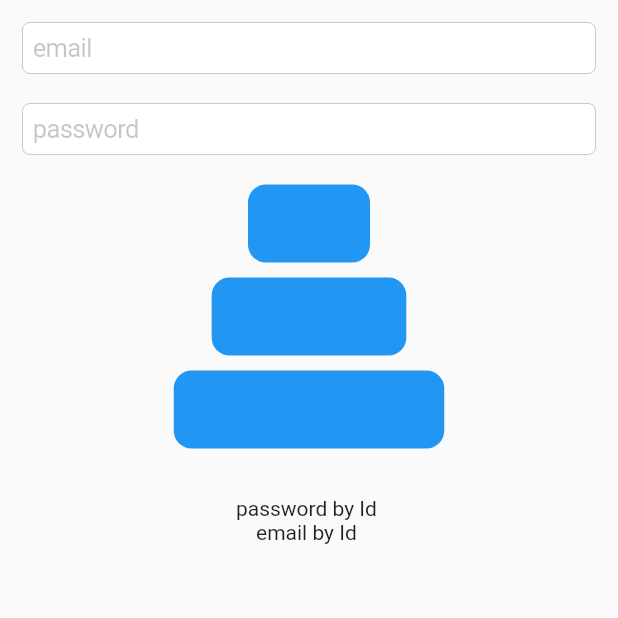
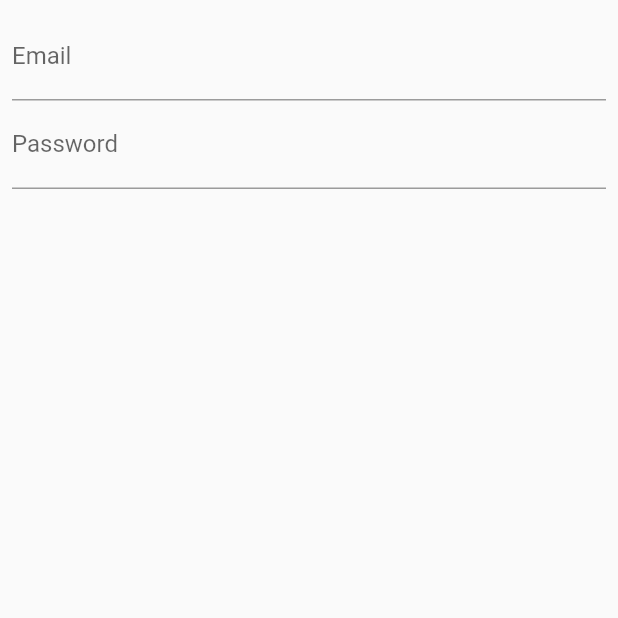
Before and after one commit to darwin-morocho/flutter-meedu, a Flutter app: the LoginPage screen opened directly, on a phone screen of 412 x 824 dp, the top half of it. Run offline on Flutter 3.47's test engine with Material 2 defaults, Android fonts, the phone set to English and light mode, and no system bars; our stand-ins replace dio, equatable, video_player; missing offline and left inert: dart:html.

Commit message:
updated docs

```diff
--- /dev/null
+++ b/packages/flutter_meedu/example/lib/controllers/login_controller.dart
@@ -0,0 +1,38 @@
+import 'package:equatable/equatable.dart';
+import 'package:flutter_meedu/meedu.dart';
+
+class LoginController extends StateNotifier<LoginState> {
+  // you need pass an inital state using super
+  LoginController() : super(LoginState.initialState);
+
+  void onEmailChanged(String email) {
+    state = state.copyWith(email: email);
+  }
+
+  void onPasswordChanged(String password) {
+    state = state.copyWith(password: password);
+  }
+}
+
+class LoginState extends Equatable {
+  final String email, password;
+  LoginState({
+    required this.email,
+    required this.password,
+  });
+
+  static LoginState get initialState => LoginState(email: '', password: '');
+
+  LoginState copyWith({
+    String? email,
+    String? password,
+  }) {
+    return LoginState(
+      email: email ?? this.email,
+      password: password ?? this.password,
+    );
+  }
+
+  @override
+  List<Object?> get props => [email, password];
+}
--- a/packages/flutter_meedu/example/lib/main.dart
+++ b/packages/flutter_meedu/example/lib/main.dart
@@ -4,8 +4,11 @@ import 'package:flutter_meedu/router.dart' as router;
 import 'package:flutter_meedu/state.dart';
 import 'package:meedu_example/pages/example_page.dart';
 import 'package:meedu_example/pages/without_provider_widget/counter_page.dart';
+import 'package:meedu_example/pages/without_provider_widget/login_page.dart';
 import 'package:meedu_example/routes/pages.dart';
 import 'package:meedu_example/routes/routes.dart';
+
+import 'pages/rx_page.dart';
 
 void main() {
   WidgetsFlutterBinding.ensureInitialized();
@@ -27,7 +30,7 @@ class MyApp extends StatelessWidget {
           theme: ThemeData.light(),
           darkTheme: ThemeData.dark(),
           // initialRoute: Routes.MENU,
-          home: CounterPage(),
+          home: RxPage(),
           navigatorObservers: [
             router.observer,
           ],
--- a/packages/flutter_meedu/example/lib/pages/login/login_controller.dart
+++ /dev/null
@@ -1,27 +0,0 @@
-import 'package:flutter_meedu/meedu.dart';
-
-class LoginController extends SimpleNotifier {
-  String _email = '', _password = '';
-  String get email => _email;
-  String get password => _password;
-
-  void onEmailChanged(String text) {
-    _email = text;
-    notify(['email']);
-  }
-
-  void onPasswordChanged(String text) {
-    _password = text;
-    notify(['password']);
-  }
-
-  Future<void> submit() {
-    return Future.delayed(Duration(milliseconds: 100));
-  }
-
-  @override
-  void onDispose() {
-    print("LoginController disposed");
-    super.onDispose();
-  }
-}
--- a/packages/flutter_meedu/example/lib/pages/login/login_page.dart
+++ /dev/null
@@ -1,102 +0,0 @@
-import 'package:flutter/cupertino.dart';
-import 'package:flutter/material.dart';
-import 'package:flutter_meedu/router.dart' as router;
-import 'package:flutter_meedu/state.dart';
-import 'package:meedu_example/routes/routes.dart';
-import 'login_controller.dart';
-import 'login_provider.dart';
-
-class LoginPage extends StatelessWidget {
-  @override
-  Widget build(BuildContext context) {
-    final controller = loginProvider.read;
-    return Scaffold(
-      body: SafeArea(
-        child: Container(
-          width: double.infinity,
-          height: double.infinity,
-          padding: EdgeInsets.all(15),
-          child: Column(
-            children: [
-              CupertinoTextField(
-                placeholder: "email",
-                onChanged: controller.onEmailChanged,
-              ),
-              SizedBox(height: 20),
-              CupertinoTextField(
-                placeholder: "password",
-                onChanged: controller.onPasswordChanged,
-              ),
-              SizedBox(height: 20),
-              CupertinoButton(
-                color: Colors.blue,
-                child: Text("SEND"),
-                onPressed: () async {
-                  await controller.submit();
-                  router.pushNamed(
-                    Routes.HOME,
-                    arguments: DateTime.now(),
-                  );
-                  // final route = MaterialPageRoute(builder: (_) => HomePage());
-                  // Navigator.push(context, route);
-                },
-              ),
-              SizedBox(
-                height: 10,
-              ),
-              CupertinoButton(
-                color: Colors.blue,
-                child: Text("GO TO TABS"),
-                onPressed: () async {
-                  router.pushNamed(Routes.TABS);
-                },
-              ),
-              SizedBox(
-                height: 10,
-              ),
-              CupertinoButton(
-                color: Colors.blue,
-                child: Text("GO TO VIDEO PAGE"),
-                onPressed: () async {
-                  router.pushNamed(Routes.VIDEO);
-                },
-              ),
-              Consumer(builder: (_, watch, ___) {
-                print("email");
-                final email = watch<LoginController, String>(
-                  loginProvider,
-                  WatchFilter(select: (_) => _.email),
-                ).email;
-                return Text(email);
-              }),
-              Consumer(builder: (_, watch, ___) {
-                print("password");
-                final password = watch<LoginController, String>(
-                  loginProvider,
-                  WatchFilter(select: (_) => _.password),
-                ).password;
-                return Text(password);
-              }),
-              Consumer(builder: (_, watch, ___) {
-                print("password by id");
-                final password = watch(
-                  loginProvider,
-                  WatchFilter(ids: ['password']),
-                ).password;
-                return Text("password by Id $password");
-              }),
-              Consumer(builder: (_, watch, ___) {
-                print("email by id");
-                final email = watch(
-                  loginProvider,
-                  WatchFilter(ids: ['email']),
-                ).email;
-                return Text("email by Id $email");
-              }),
-            ],
-          ),
-        ),
-      ),
-    );
-  }
-}
--- a/packages/flutter_meedu/example/lib/pages/login/login_provider.dart
+++ /dev/null
@@ -1,8 +0,0 @@
-import 'package:flutter_meedu/meedu.dart';
-import 'package:meedu_example/pages/login/login_controller.dart';
-
-final loginProvider = SimpleProvider<LoginController>(
-  (_) {
-    return LoginController();
-  },
-);
--- /dev/null
+++ b/packages/flutter_meedu/example/lib/pages/without_provider_widget/login_page.dart
@@ -0,0 +1,51 @@
+import 'package:flutter/material.dart';
+import 'package:flutter_meedu/flutter_meedu.dart';
+import 'package:meedu_example/controllers/login_controller.dart';
+
+final loginProvider = StateProvider<LoginController, LoginState>(
+  (_) => LoginController(),
+);
+
+class LoginPage extends StatelessWidget {
+  const LoginPage({Key? key}) : super(key: key);
+
+  @override
+  Widget build(BuildContext context) {
+    return Scaffold(
+      body: SafeArea(
+        child: Padding(
+          padding: const EdgeInsets.all(8.0),
+          child: Column(
+            children: [
+              TextField(
+                onChanged: loginProvider.read.onEmailChanged,
+                decoration: InputDecoration(
+                  labelText: "Email",
+                ),
+              ),
+              TextField(
+                onChanged: loginProvider.read.onPasswordChanged,
+                decoration: InputDecoration(
+                  labelText: "Password",
+                ),
+              ),
+              SizedBox(height: 30),
+              Consumer(
+                builder: (_, watch, __) {
+                  final email = watch<LoginController, LoginState>(
+                    loginProvider,
+                    WatchFilter(
+                      when: (prev, current) => prev.email != current.email,
+                    ),
+                  ).state.email;
+
+                  return Text(email);
+                },
+              )
+            ],
+          ),
+        ),
+      ),
+    );
+  }
+}
--- a/packages/flutter_meedu/example/lib/routes/pages.dart
+++ b/packages/flutter_meedu/example/lib/routes/pages.dart
@@ -1,12 +1,12 @@
 import 'package:flutter/material.dart';
 import 'package:meedu_example/pages/home/home_page.dart';
-import 'package:meedu_example/pages/login/login_page.dart';
 import 'package:meedu_example/pages/menu_page.dart';
 import 'package:meedu_example/pages/simple_tag/simple_tag_page.dart';
 import 'package:meedu_example/pages/splash/splash_page.dart';
 import 'package:meedu_example/pages/state_tag/state_tag_page.dart';
 import 'package:meedu_example/pages/tabs_page/tabs_page.dart';
 import 'package:meedu_example/pages/video/video_page.dart';
+import 'package:meedu_example/pages/without_provider_widget/login_page.dart';
 
 import 'routes.dart';
 
```
Also changed, not shown: packages/flutter_meedu/example/lib/pages/rx_page.dart (added, +34 -0 lines), packages/flutter_meedu/example/lib/pages/without_provider_widget/counter_page.dart (+7 -3 lines), 11 other files.
